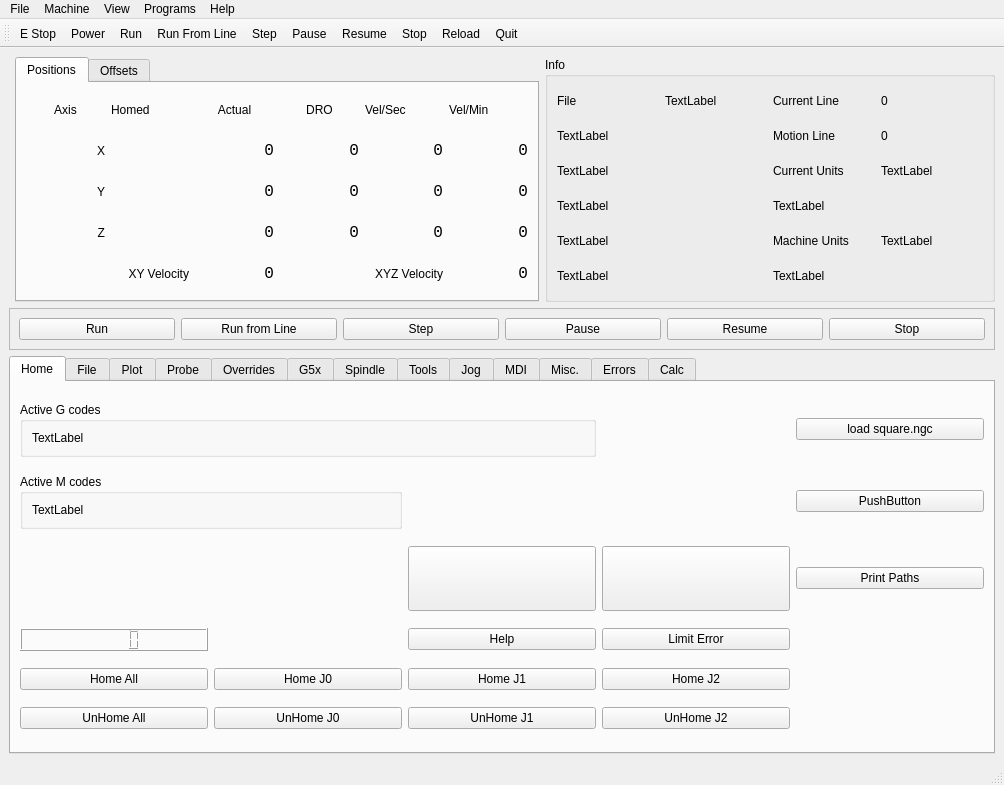
This is examples/xyz/xyz.ui in jethornton/flexgui as Qt 5 draws it before an edit. The edited form follows.
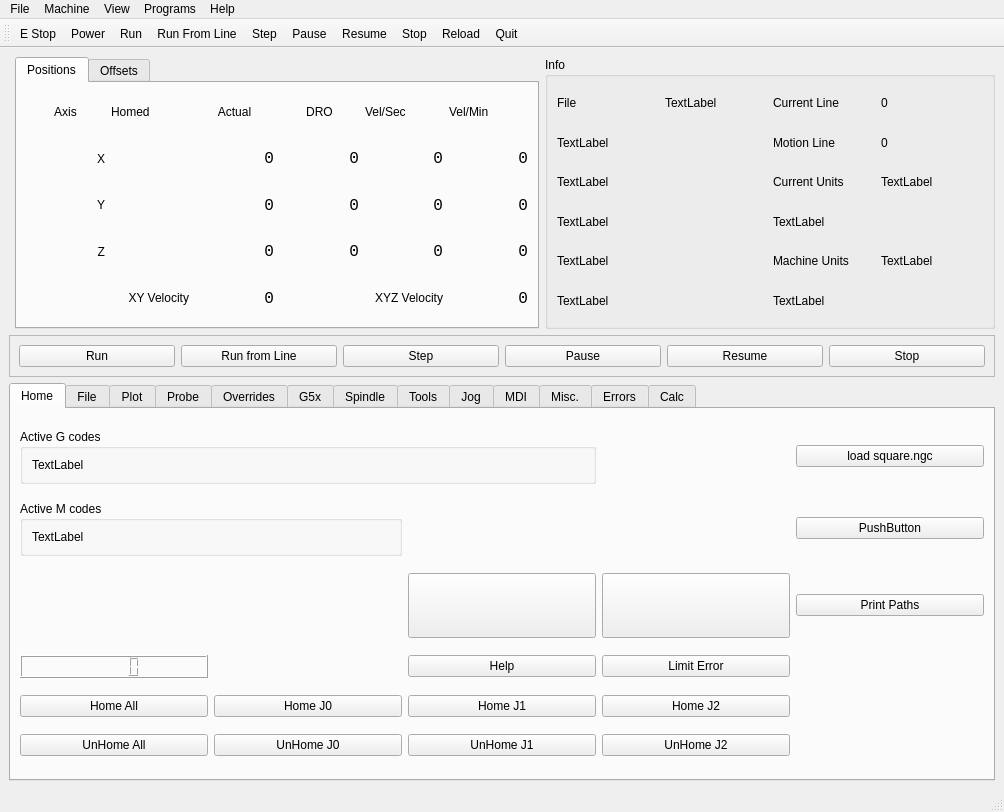
This is the edited form. The open tabs and pages were chosen to show the change.

Commit message: update docs for splash screen

```diff
--- a/examples/xyz/xyz.ui
+++ b/examples/xyz/xyz.ui
@@ -7,7 +7,7 @@
     <x>0</x>
     <y>0</y>
     <width>1004</width>
-    <height>785</height>
+    <height>812</height>
    </rect>
   </property>
   <property name="windowTitle">
```
Left out of the diff: 2 changed lines with no effect on the pictures. The commit also changes 3 other files.
